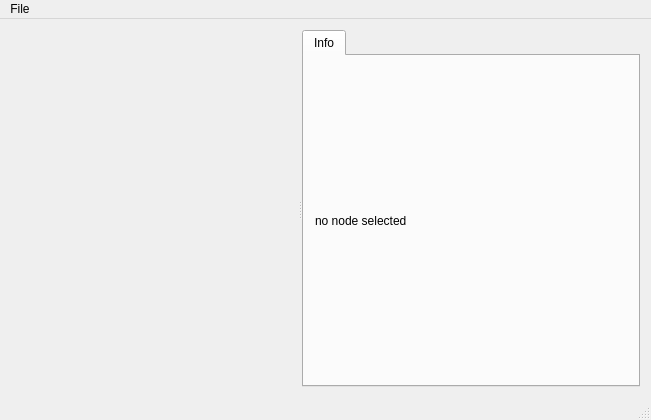
tracer-sec/kaleidoscope, file src/mainwindow.ui: the form before one commit.
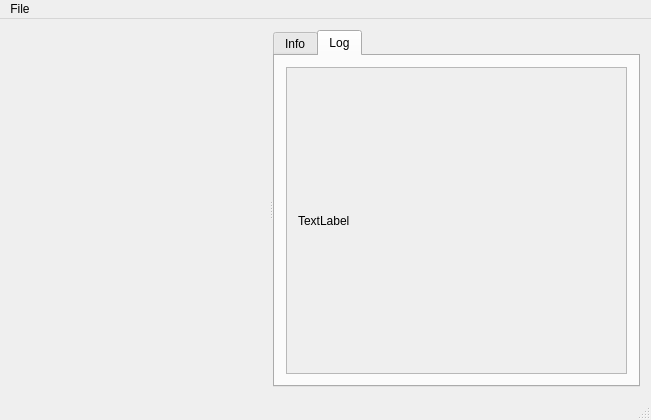
The form after the commit. The open tabs and pages were chosen to show the change. Custom widgets are drawn as their Qt base class.

Diff of the .ui file:
```diff
--- a/src/mainwindow.ui
+++ b/src/mainwindow.ui
@@ -14,7 +14,7 @@
    <string>MainWindow</string>
   </property>
   <widget class="QWidget" name="centralWidget">
-   <layout class="QHBoxLayout" name="horizontalLayout">
+   <layout class="QVBoxLayout" name="verticalLayout_4">
     <item>
      <widget class="QSplitter" name="splitter">
       <property name="orientation">
@@ -34,6 +34,21 @@
         </attribute>
         <layout class="QVBoxLayout" name="verticalLayout_2">
          <item>
+          <widget class="QScrollArea" name="scrollArea">
+           <property name="widgetResizable">
+            <bool>true</bool>
+           </property>
+           <widget class="QWidget" name="scrollAreaWidgetContents">
+            <property name="geometry">
+             <rect>
+              <x>0</x>
+              <y>0</y>
+              <width>324</width>
+              <height>315</height>
+             </rect>
+            </property>
+            <layout class="QVBoxLayout" name="verticalLayout">
+             <item>
           <widget class="QLabel" name="nodeInfoLabel">
            <property name="text">
             <string>no node selected</string>
@@ -44,6 +59,43 @@
            <property name="wordWrap">
             <bool>true</bool>
            </property>
+              </widget>
+             </item>
+            </layout>
+           </widget>
+          </widget>
+         </item>
+        </layout>
+       </widget>
+       <widget class="QWidget" name="logTab">
+        <attribute name="title">
+         <string>Log</string>
+        </attribute>
+        <layout class="QVBoxLayout" name="verticalLayout_5">
+         <item>
+          <widget class="QScrollArea" name="scrollArea_2">
+           <property name="widgetResizable">
+            <bool>true</bool>
+           </property>
+           <widget class="QWidget" name="scrollAreaWidgetContents_2">
+            <property name="geometry">
+             <rect>
+              <x>0</x>
+              <y>0</y>
+              <width>324</width>
+              <height>315</height>
+             </rect>
+            </property>
+            <layout class="QVBoxLayout" name="verticalLayout_3">
+             <item>
+              <widget class="QLabel" name="logLabel">
+               <property name="text">
+                <string>TextLabel</string>
+               </property>
+              </widget>
+             </item>
+            </layout>
+           </widget>
           </widget>
          </item>
         </layout>
```
Lines whose indentation alone changed are shown as unchanged.
